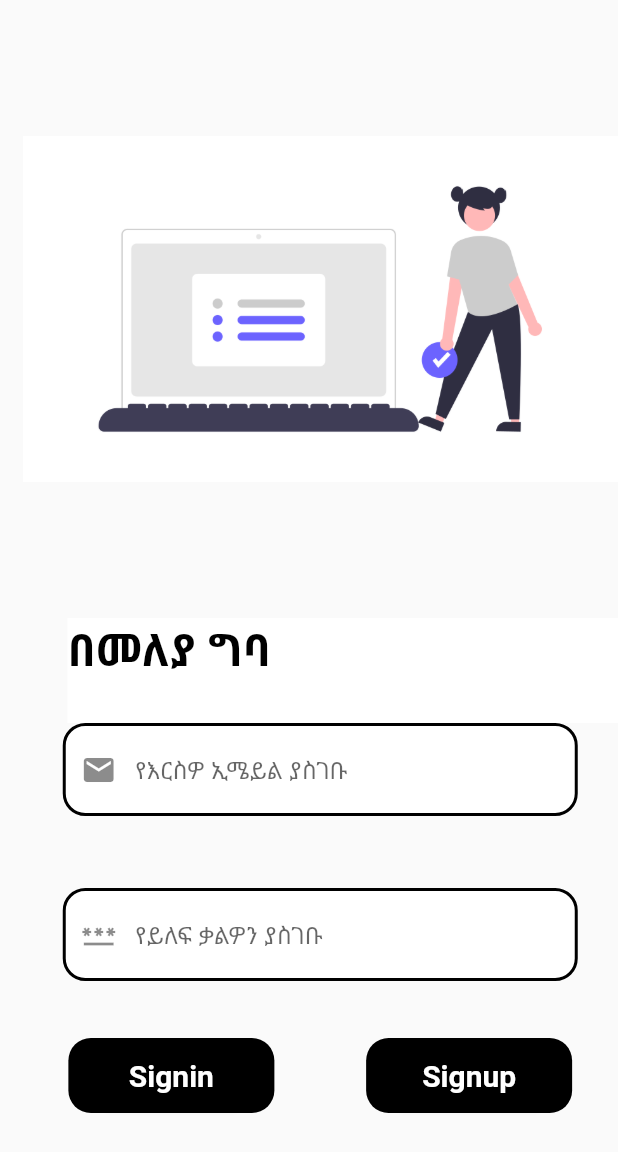
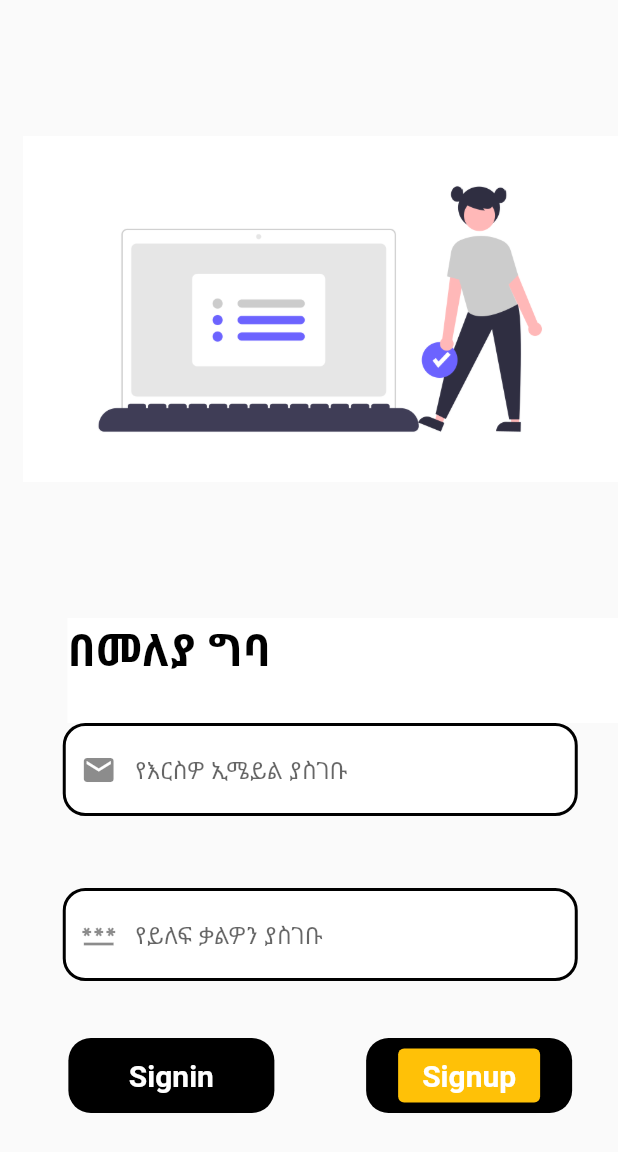
Before and after one commit to Richo-Worku/task1, a Flutter app: the screen it shows after launch, on a phone screen of 412 x 824 dp. Shown: the top 1152 px of the screen. Run offline on Flutter 3.47's test engine with Material 2 defaults, Android fonts, the phone set to English and light mode, and no system bars; our stand-ins replace firebase_auth, firebase_core; accounts and stored records are empty.

Commit message:
need change

```diff
--- a/lib/main.dart
+++ b/lib/main.dart
@@ -276,7 +276,7 @@ class _logState extends State<log> {
                                       child: Center(
                                           child: ElevatedButton(
                                         style: ElevatedButton.styleFrom(
-                                          primary: Colors.black, // background
+                                          primary: Colors.amber, // background
                                           onPrimary: Colors.white, // foreground
                                         ),
                                         //  color: Colors.blueAccent,
```
